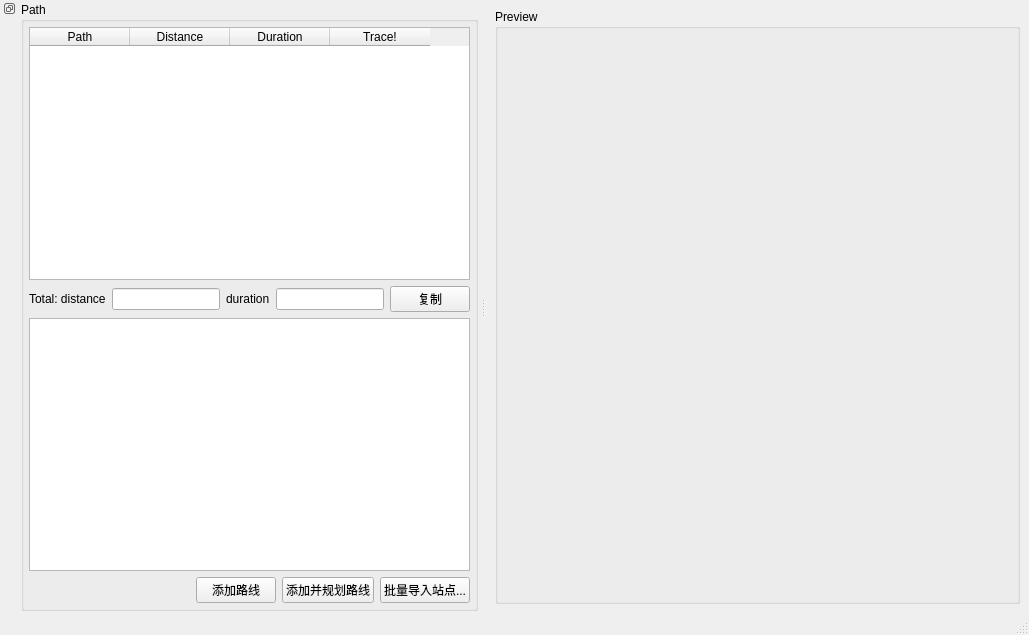
The window that mainwindow.ui (gl2summer/tracker) describes before a commit, drawn with Qt 5.
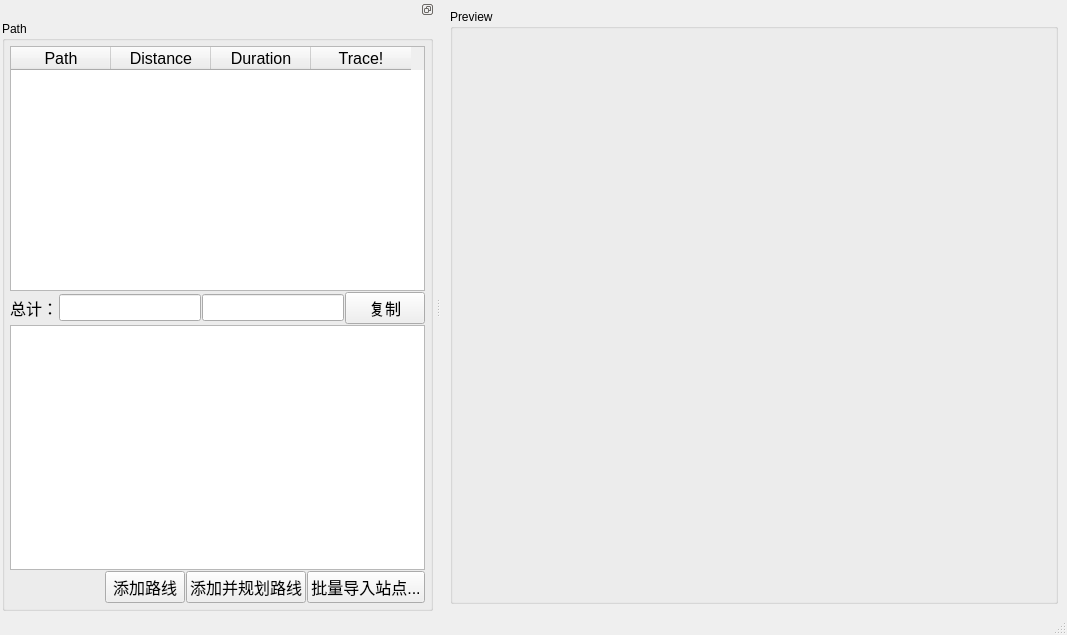
The same window after the commit.

Patch:
```diff
--- a/mainwindow.ui
+++ b/mainwindow.ui
@@ -6,7 +6,7 @@
    <rect>
     <x>0</x>
     <y>0</y>
-    <width>1029</width>
+    <width>1067</width>
     <height>635</height>
    </rect>
   </property>
@@ -36,14 +36,14 @@
        <item>
         <widget class="QWidget" name="wdMap" native="true">
          <property name="sizePolicy">
-          <sizepolicy hsizetype="MinimumExpanding" vsizetype="Preferred">
+          <sizepolicy hsizetype="Preferred" vsizetype="Preferred">
            <horstretch>0</horstretch>
            <verstretch>0</verstretch>
           </sizepolicy>
          </property>
          <property name="minimumSize">
           <size>
-           <width>480</width>
+           <width>0</width>
            <height>0</height>
           </size>
          </property>
@@ -81,22 +81,22 @@
   <widget class="QStatusBar" name="statusBar"/>
   <widget class="QDockWidget" name="dockWidget">
    <property name="sizePolicy">
-    <sizepolicy hsizetype="Expanding" vsizetype="Expanding">
+    <sizepolicy hsizetype="Preferred" vsizetype="Preferred">
      <horstretch>0</horstretch>
      <verstretch>0</verstretch>
     </sizepolicy>
    </property>
    <property name="minimumSize">
     <size>
-     <width>355</width>
-     <height>400</height>
+     <width>374</width>
+     <height>422</height>
     </size>
    </property>
    <property name="floating">
     <bool>false</bool>
    </property>
    <property name="features">
-    <set>QDockWidget::DockWidgetFloatable|QDockWidget::DockWidgetMovable|QDockWidget::DockWidgetVerticalTitleBar</set>
+    <set>QDockWidget::DockWidgetFloatable|QDockWidget::DockWidgetMovable</set>
    </property>
    <property name="allowedAreas">
     <set>Qt::LeftDockWidgetArea</set>
@@ -133,7 +133,7 @@
      <item>
       <widget class="QGroupBox" name="gbPath">
        <property name="sizePolicy">
-        <sizepolicy hsizetype="Expanding" vsizetype="Expanding">
+        <sizepolicy hsizetype="Preferred" vsizetype="Preferred">
          <horstretch>0</horstretch>
          <verstretch>0</verstretch>
         </sizepolicy>
@@ -148,6 +148,9 @@
         <string>Path</string>
        </property>
        <layout class="QVBoxLayout" name="verticalLayout">
+        <property name="spacing">
+         <number>1</number>
+        </property>
         <property name="leftMargin">
          <number>5</number>
         </property>
@@ -162,6 +165,11 @@
         </property>
         <item>
          <widget class="QTableWidget" name="twPathList">
+          <property name="font">
+           <font>
+            <pointsize>12</pointsize>
+           </font>
+          </property>
           <column>
            <property name="text">
             <string>Path</string>
@@ -188,27 +196,47 @@
          <layout class="QHBoxLayout" name="horizontalLayout">
           <item>
            <widget class="QLabel" name="label">
+            <property name="font">
+             <font>
+              <pointsize>12</pointsize>
+             </font>
+            </property>
             <property name="text">
-             <string>Total: distance</string>
+             <string>总计：</string>
             </property>
            </widget>
           </item>
           <item>
            <widget class="QLineEdit" name="leTotalDistance">
+            <property name="sizePolicy">
+             <sizepolicy hsizetype="Preferred" vsizetype="Fixed">
+              <horstretch>0</horstretch>
+              <verstretch>0</verstretch>
+             </sizepolicy>
+            </property>
+            <property name="font">
+             <font>
+              <pointsize>12</pointsize>
+             </font>
+            </property>
             <property name="readOnly">
              <bool>true</bool>
             </property>
            </widget>
           </item>
-          <item>
-           <widget class="QLabel" name="label_2">
-            <property name="text">
-             <string>duration</string>
-            </property>
-           </widget>
-          </item>
           <item>
            <widget class="QLineEdit" name="leTotalDuration">
+            <property name="sizePolicy">
+             <sizepolicy hsizetype="Preferred" vsizetype="Fixed">
+              <horstretch>0</horstretch>
+              <verstretch>0</verstretch>
+             </sizepolicy>
+            </property>
+            <property name="font">
+             <font>
+              <pointsize>12</pointsize>
+             </font>
+            </property>
             <property name="readOnly">
              <bool>true</bool>
             </property>
@@ -216,6 +244,11 @@
           </item>
           <item>
            <widget class="QPushButton" name="pbCopyTotal">
+            <property name="font">
+             <font>
+              <pointsize>12</pointsize>
+             </font>
+            </property>
             <property name="text">
              <string>复制</string>
             </property>
@@ -224,7 +257,13 @@
          </layout>
         </item>
         <item>
-         <widget class="QTextEdit" name="teTempPaths"/>
+         <widget class="QTextEdit" name="teTempPaths">
+          <property name="font">
+           <font>
+            <pointsize>12</pointsize>
+           </font>
+          </property>
+         </widget>
         </item>
         <item>
          <layout class="QHBoxLayout" name="horizontalLayout_3">
@@ -243,6 +282,11 @@
           </item>
           <item>
            <widget class="QPushButton" name="pbAddPathToList">
+            <property name="font">
+             <font>
+              <pointsize>12</pointsize>
+             </font>
+            </property>
             <property name="text">
              <string>添加路线</string>
             </property>
@@ -250,6 +294,11 @@
           </item>
           <item>
            <widget class="QPushButton" name="pbAddPathToListAndQuery">
+            <property name="font">
+             <font>
+              <pointsize>12</pointsize>
+             </font>
+            </property>
             <property name="text">
              <string>添加并规划路线</string>
             </property>
@@ -257,6 +306,11 @@
           </item>
           <item>
            <widget class="QPushButton" name="pbImportSites">
+            <property name="font">
+             <font>
+              <pointsize>12</pointsize>
+             </font>
+            </property>
             <property name="text">
              <string>批量导入站点...</string>
             </property>
```
Left out of the diff: 4 changed lines with no effect on the pictures.
